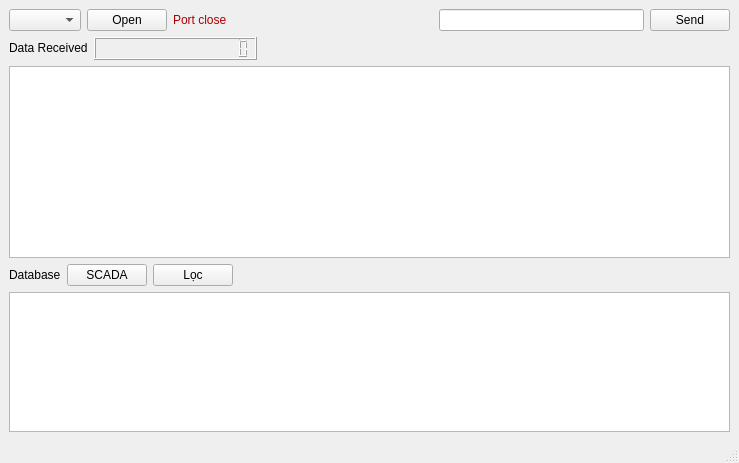
Above: mainwindow.ui from mrblam/uart_log_qt before the change. Below: the same form after it.
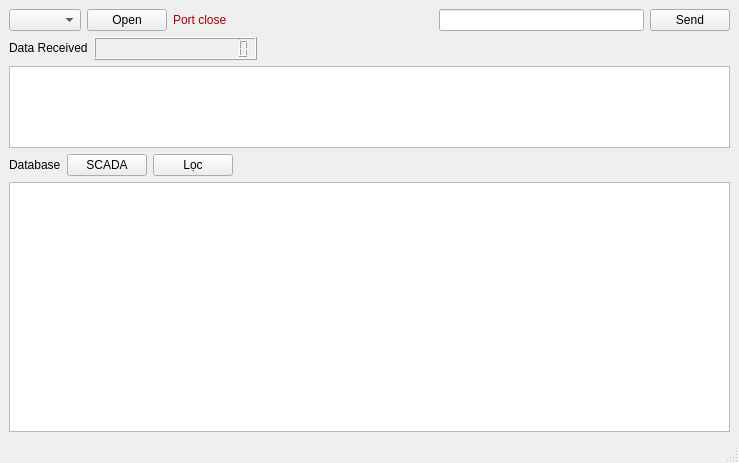
That is the form after the change.

```diff
--- a/mainwindow.ui
+++ b/mainwindow.ui
@@ -14,9 +14,9 @@
    <string>MainWindow</string>
   </property>
   <widget class="QWidget" name="centralwidget">
-   <layout class="QGridLayout" name="gridLayout">
+   <layout class="QGridLayout" name="gridLayout" columnstretch="0">
     <item row="0" column="0">
-     <layout class="QVBoxLayout" name="verticalLayout_4">
+     <layout class="QVBoxLayout" name="verticalLayout_4" stretch="1,2">
       <item>
        <layout class="QVBoxLayout" name="verticalLayout_2">
         <item>
@@ -149,14 +149,7 @@
            </layout>
           </item>
           <item>
-           <widget class="QListWidget" name="listMessage">
-            <property name="sizePolicy">
-             <sizepolicy hsizetype="Expanding" vsizetype="Fixed">
-              <horstretch>0</horstretch>
-              <verstretch>0</verstretch>
-             </sizepolicy>
-            </property>
-           </widget>
+           <widget class="QPlainTextEdit" name="plainTextEdit"/>
           </item>
          </layout>
         </item>
```
